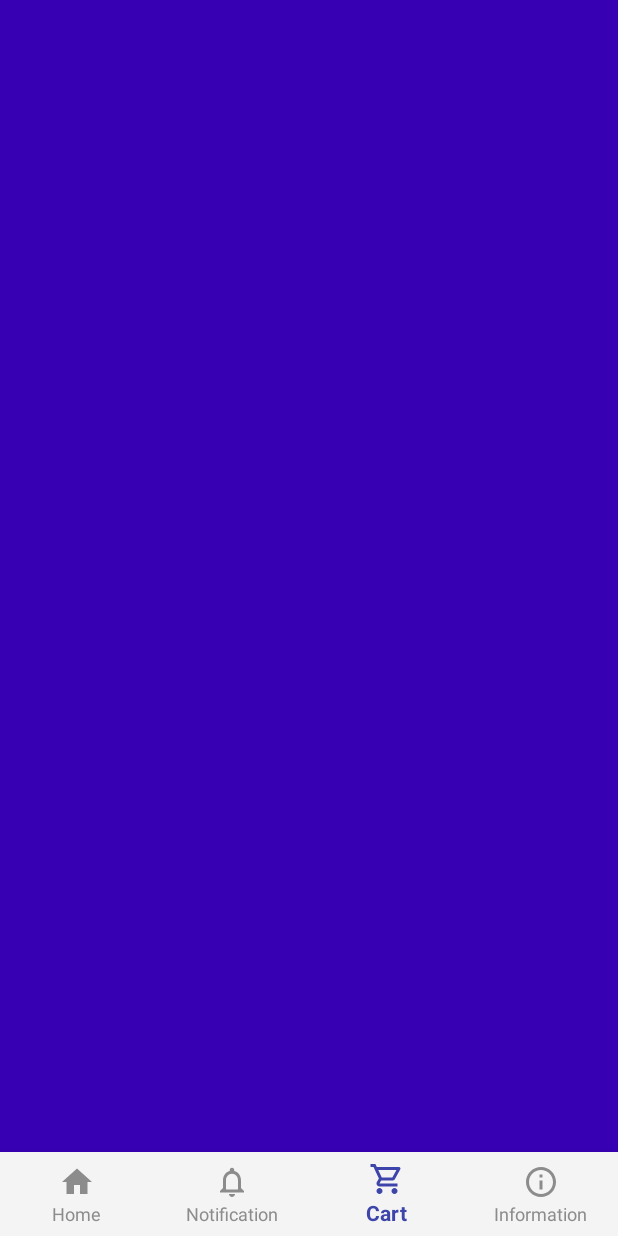
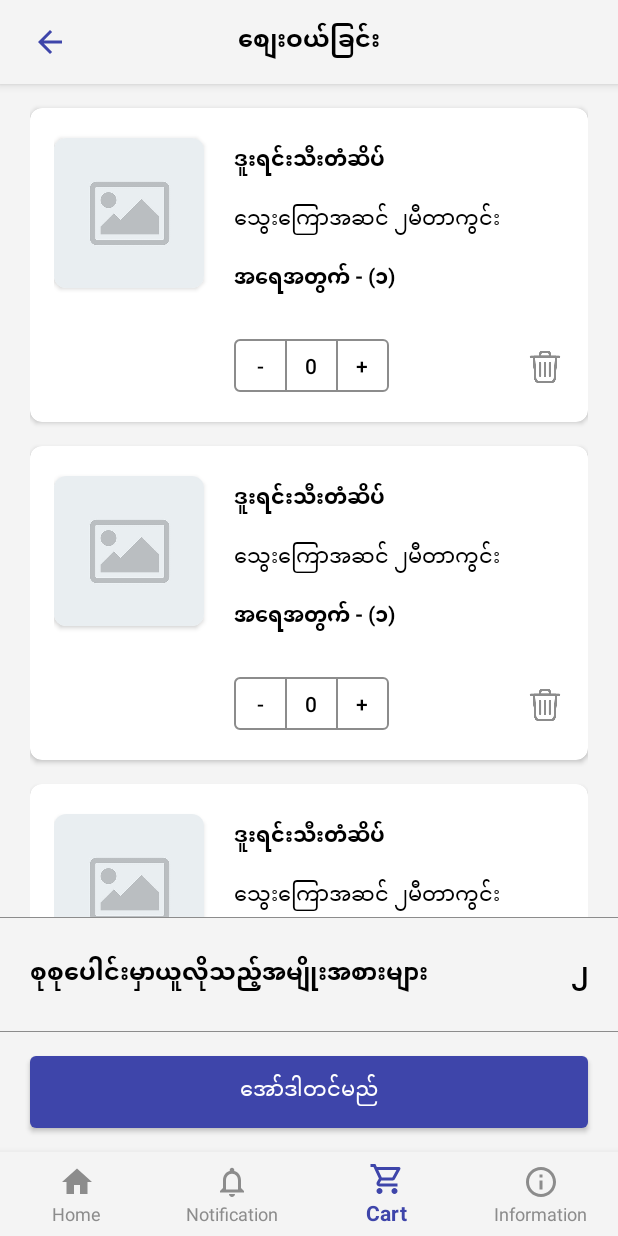
Before and after one commit to SuMyat17/Aristo, an Android app: the CartFragment screen opened through its navigation route, on a phone screen of 412 x 824 dp. Run offline under Robolectric (Android 15) with nearby library versions, the phone set to English and light mode, and no system bars; our stand-ins replace navigation-ui; 1 statement that could not run was skipped.

Commit message:
Finished Cart Activity

```diff
--- a/app/src/main/java/com/aristo/view/CartFragment.kt
+++ b/app/src/main/java/com/aristo/view/CartFragment.kt
@@ -5,11 +5,14 @@ import android.view.LayoutInflater
 import android.view.View
 import android.view.ViewGroup
 import androidx.fragment.app.Fragment
+import androidx.recyclerview.widget.LinearLayoutManager
 import com.aristo.databinding.FragmentCartBinding
+import com.aristo.view.adapters.CartAdapter
 
 class CartFragment : Fragment() {
 
     private lateinit var binding: FragmentCartBinding
+    private lateinit var mCartAdapter: CartAdapter
 
     override fun onCreateView(
         inflater: LayoutInflater, container: ViewGroup?,
@@ -19,4 +22,16 @@ class CartFragment : Fragment() {
         return binding.root
     }
 
+    override fun onViewCreated(view: View, savedInstanceState: Bundle?) {
+        super.onViewCreated(view, savedInstanceState)
+
+        setUpAdapters()
+    }
+
+    private fun setUpAdapters() {
+        mCartAdapter = CartAdapter()
+        binding.rvCart.adapter = mCartAdapter
+        binding.rvCart.layoutManager = LinearLayoutManager(requireContext(), LinearLayoutManager.VERTICAL, false)
+    }
+
 }
--- a/app/src/main/java/com/aristo/view/ProductDetailActivity.kt
+++ b/app/src/main/java/com/aristo/view/ProductDetailActivity.kt
@@ -12,5 +12,13 @@ class ProductDetailActivity : AppCompatActivity() {
         super.onCreate(savedInstanceState)
         binding = ActivityProductDetailBinding.inflate(layoutInflater)
         setContentView(binding.root)
+
+        setUpListeners()
+    }
+
+    private fun setUpListeners() {
+        binding.ibBack.setOnClickListener {
+            super.onBackPressed()
+        }
     }
 }
--- /dev/null
+++ b/app/src/main/java/com/aristo/view/adapters/CartAdapter.kt
@@ -0,0 +1,24 @@
+package com.aristo.view.adapters
+
+import android.view.LayoutInflater
+import android.view.ViewGroup
+import androidx.recyclerview.widget.RecyclerView
+import com.aristo.R
+import com.aristo.view.viewHolders.CartViewHolder
+
+class CartAdapter : RecyclerView.Adapter<CartViewHolder>() {
+
+    override fun onCreateViewHolder(parent: ViewGroup, viewType: Int): CartViewHolder {
+        val itemView = LayoutInflater.from(parent.context).inflate(R.layout.view_holder_cart, parent, false)
+        return CartViewHolder(itemView)
+    }
+
+    override fun onBindViewHolder(holder: CartViewHolder, position: Int) {
+
+    }
+
+    override fun getItemCount(): Int {
+        return 5
+    }
+
+}
--- /dev/null
+++ b/app/src/main/java/com/aristo/view/viewHolders/CartViewHolder.kt
@@ -0,0 +1,7 @@
+package com.aristo.view.viewHolders
+
+import android.view.View
+import androidx.recyclerview.widget.RecyclerView
+
+class CartViewHolder(itemView: View) : RecyclerView.ViewHolder(itemView) {
+}
--- a/app/src/main/res/layout/activity_product_detail.xml
+++ b/app/src/main/res/layout/activity_product_detail.xml
@@ -10,12 +10,14 @@
 
     <RelativeLayout
         android:layout_width="match_parent"
-        android:layout_height="wrap_content">
+        android:layout_height="?attr/actionBarSize">
 
         <ImageButton
             android:id="@+id/ibBack"
             android:layout_width="50dp"
             android:layout_height="50dp"
+            android:layout_centerVertical="true"
+            android:layout_marginStart="@dimen/margin_medium"
             android:src="@drawable/baseline_arrow_back_accent_24"
             android:background="@color/color_primary"/>
 
@@ -23,7 +25,9 @@
             android:id="@+id/ibCart"
             android:layout_width="50dp"
             android:layout_height="50dp"
+            android:layout_centerVertical="true"
             android:layout_alignParentEnd="true"
+            android:layout_marginEnd="@dimen/margin_medium"
             android:src="@drawable/ic_cart"
             android:background="@color/color_primary"/>
 
@@ -32,7 +36,8 @@
     <androidx.cardview.widget.CardView
         android:layout_width="match_parent"
         android:layout_height="wrap_content"
-        android:layout_margin="@dimen/margin_medium_2"
+        android:layout_marginStart="@dimen/margin_medium_2"
+        android:layout_marginEnd="@dimen/margin_medium_2"
         app:cardCornerRadius="@dimen/margin_medium">
 
         <ImageView
--- a/app/src/main/res/layout/fragment_cart.xml
+++ b/app/src/main/res/layout/fragment_cart.xml
@@ -1,9 +1,94 @@
 <?xml version="1.0" encoding="utf-8"?>
-<androidx.constraintlayout.widget.ConstraintLayout xmlns:android="http://schemas.android.com/apk/res/android"
+<LinearLayout xmlns:android="http://schemas.android.com/apk/res/android"
     android:layout_width="match_parent"
     android:layout_height="match_parent"
     xmlns:tools="http://schemas.android.com/tools"
-    android:background="@color/purple_700"
+    android:background="@color/color_primary"
+    android:orientation="vertical"
     tools:context=".view.CartFragment">
 
-</androidx.constraintlayout.widget.ConstraintLayout>
+    <com.google.android.material.appbar.AppBarLayout
+        android:layout_width="match_parent"
+        android:layout_height="?attr/actionBarSize">
+
+        <RelativeLayout
+            android:layout_width="match_parent"
+            android:layout_height="match_parent">
+
+            <ImageButton
+                android:id="@+id/ibBack"
+                android:layout_width="50dp"
+                android:layout_height="50dp"
+                android:layout_centerVertical="true"
+                android:layout_marginStart="@dimen/margin_medium"
+                android:src="@drawable/baseline_arrow_back_accent_24"
+                android:background="@color/color_primary"/>
+
+            <TextView
+                android:layout_width="wrap_content"
+                android:layout_height="wrap_content"
+                android:layout_centerInParent="true"
+                android:text="စျေးဝယ်ခြင်း"
+                android:textColor="@color/black"
+                android:textStyle="bold"
+                android:textSize="16sp"/>
+
+        </RelativeLayout>
+
+    </com.google.android.material.appbar.AppBarLayout>
+
+                <androidx.recyclerview.widget.RecyclerView
+                    android:id="@+id/rvCart"
+                    android:layout_width="match_parent"
+                    android:layout_height="0dp"
+                    android:layout_marginTop="@dimen/margin_medium"
+                    android:layout_weight="1"/>
+
+        <View
+            android:layout_width="match_parent"
+            android:layout_height="0.7dp"
+            android:background="@color/grey"/>
+
+        <RelativeLayout
+            android:layout_width="match_parent"
+            android:layout_height="wrap_content"
+            android:layout_margin="@dimen/margin_medium_3">
+
+            <TextView
+                android:layout_width="wrap_content"
+                android:layout_height="wrap_content"
+                android:text="စုစုပေါင်းမှာယူလိုသည့်အမျိုးအစားများ"
+                android:textSize="16sp"
+                android:textStyle="bold"
+                android:textColor="@color/black" />
+
+            <TextView
+                android:layout_width="wrap_content"
+                android:layout_height="wrap_content"
+                android:layout_alignParentEnd="true"
+                android:text="၂"
+                android:textSize="16sp"
+                android:textStyle="bold"
+                android:textColor="@color/black" />
+
+        </RelativeLayout>
+
+        <View
+            android:layout_width="match_parent"
+            android:layout_height="0.7dp"
+            android:background="@color/grey"
+            android:layout_marginBottom="@dimen/margin_medium_2"/>
+
+        <Button
+            android:id="@+id/btnAddToCart"
+            android:layout_width="match_parent"
+            android:layout_height="wrap_content"
+            android:layout_marginStart="@dimen/margin_medium_3"
+            android:layout_marginEnd="@dimen/margin_medium_3"
+            android:layout_marginBottom="@dimen/margin_medium_2"
+            android:padding="@dimen/margin_card_medium"
+            android:text="အော်ဒါတင်မည်"
+            android:textColor="@color/white"
+            android:background="@drawable/background_button"/>
+
+</LinearLayout>
--- /dev/null
+++ b/app/src/main/res/layout/view_holder_cart.xml
@@ -0,0 +1,120 @@
+<?xml version="1.0" encoding="utf-8"?>
+<FrameLayout xmlns:android="http://schemas.android.com/apk/res/android"
+    android:layout_width="match_parent"
+    android:layout_height="wrap_content"
+    xmlns:app="http://schemas.android.com/apk/res-auto"
+    android:layout_marginStart="@dimen/margin_medium_3"
+    android:layout_marginEnd="@dimen/margin_medium_3">
+
+    <androidx.cardview.widget.CardView
+        android:layout_width="match_parent"
+        android:layout_height="wrap_content"
+        app:cardCornerRadius="@dimen/margin_medium"
+        android:layout_marginTop="@dimen/margin_medium"
+        android:layout_marginBottom="@dimen/margin_medium">
+
+        <LinearLayout
+            android:layout_width="match_parent"
+            android:layout_height="wrap_content"
+            android:layout_margin="16dp">
+
+            <androidx.cardview.widget.CardView
+                android:layout_width="wrap_content"
+                android:layout_height="wrap_content"
+                android:layout_marginTop="@dimen/margin_small"
+                app:cardCornerRadius="@dimen/margin_medium">
+
+                <ImageView
+                    android:id="@+id/ivProductImage"
+                    android:layout_width="100dp"
+                    android:layout_height="100dp"
+                    android:src="@drawable/ic_placeholder"
+                    android:scaleType="centerCrop"/>
+
+            </androidx.cardview.widget.CardView>
+
+            <FrameLayout
+                android:layout_width="match_parent"
+                android:layout_height="wrap_content">
+
+                <LinearLayout
+                    android:layout_width="match_parent"
+                    android:layout_height="wrap_content"
+                    android:layout_marginTop="@dimen/margin_small"
+                    android:layout_marginStart="@dimen/margin_medium_3"
+                    android:layout_marginBottom="@dimen/margin_small"
+                    android:orientation="vertical">
+
+                    <TextView
+                        android:layout_width="match_parent"
+                        android:layout_height="wrap_content"
+                        android:text="ဒူးရင်းသီးတံဆိပ်"
+                        android:textSize="14sp"
+                        android:textStyle="bold"
+                        android:textColor="@color/black" />
+
+                    <TextView
+                        android:layout_width="match_parent"
+                        android:layout_height="wrap_content"
+                        android:layout_marginTop="@dimen/margin_medium"
+                        android:text="သွေးကြောအဆင် ၂မီတာကွင်း"
+                        android:textSize="14sp"
+                        android:textColor="@color/black" />
+
+                    <TextView
+                        android:layout_width="match_parent"
+                        android:layout_height="wrap_content"
+                        android:layout_marginTop="@dimen/margin_medium"
+                        android:text="အရေအတွက် - (၁)"
+                        android:textSize="14sp"
+                        android:textColor="@color/black"
+                        android:textStyle="bold" />
+
+                    <LinearLayout
+                        android:layout_width="match_parent"
+                        android:layout_height="wrap_content"
+                        android:layout_marginTop="@dimen/margin_large"
+                        android:gravity="start">
+
+                        <Button
+                            android:id="@+id/btnMinus"
+                            android:layout_width="35dp"
+                            android:layout_height="35dp"
+                            android:text="-"
+                            android:textColor="@color/black"
+                            android:background="@drawable/background_quantity_start" />
+                        <Button
+                            android:layout_width="35dp"
+                            android:layout_height="35dp"
+                            android:layout_marginStart="-1dp"
+                            android:text="0"
+                            android:textColor="@color/black"
+                            android:background="@drawable/background_quantity_mid" />
+                        <Button
+                            android:id="@+id/btnAdd"
+                            android:layout_width="35dp"
+                            android:layout_height="35dp"
+                            android:layout_marginStart="-1dp"
+                            android:text="+"
+                            android:textColor="@color/black"
+                            android:background="@drawable/background_quantity_end" />
+
+                    </LinearLayout>
+
+                </LinearLayout>
+
+                <ImageView
+                    android:id="@+id/btnDelete"
+                    android:layout_width="25dp"
+                    android:layout_height="25dp"
+                    android:layout_gravity="end|bottom"
+                    android:layout_marginBottom="@dimen/margin_medium"
+                    android:src="@drawable/ic_delete"/>
+
+            </FrameLayout>
+
+        </LinearLayout>
+
+    </androidx.cardview.widget.CardView>
+
+</FrameLayout>
```
Also changed, not shown: app/src/main/res/drawable-nodpi/ic_delete.png (added).
